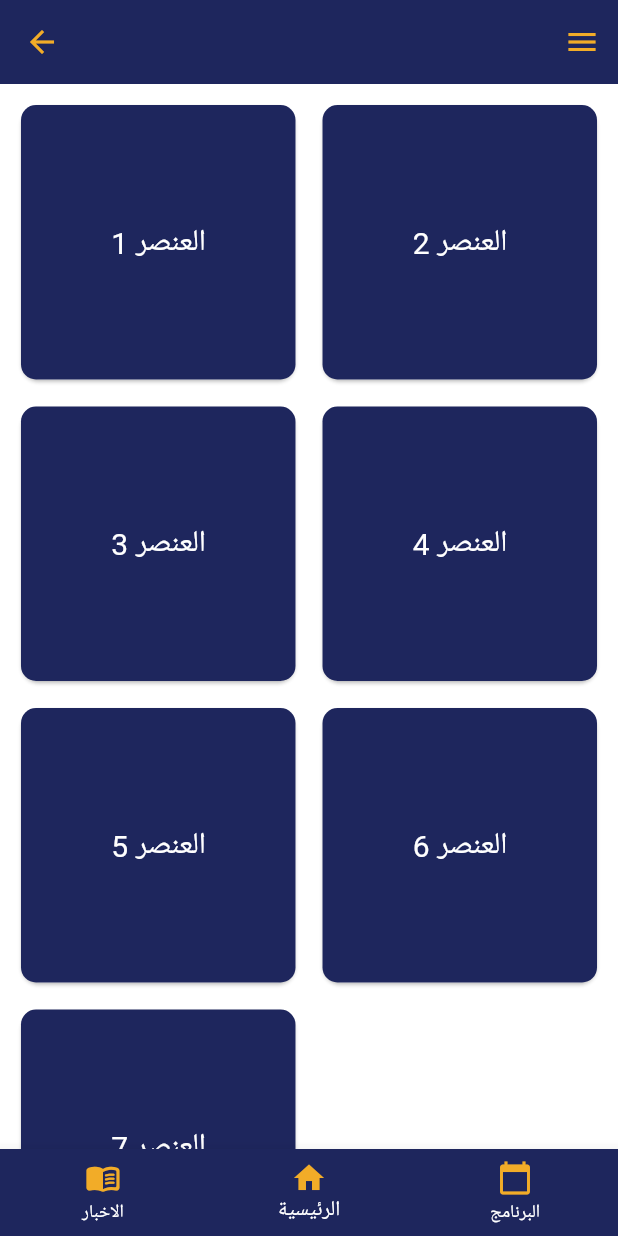
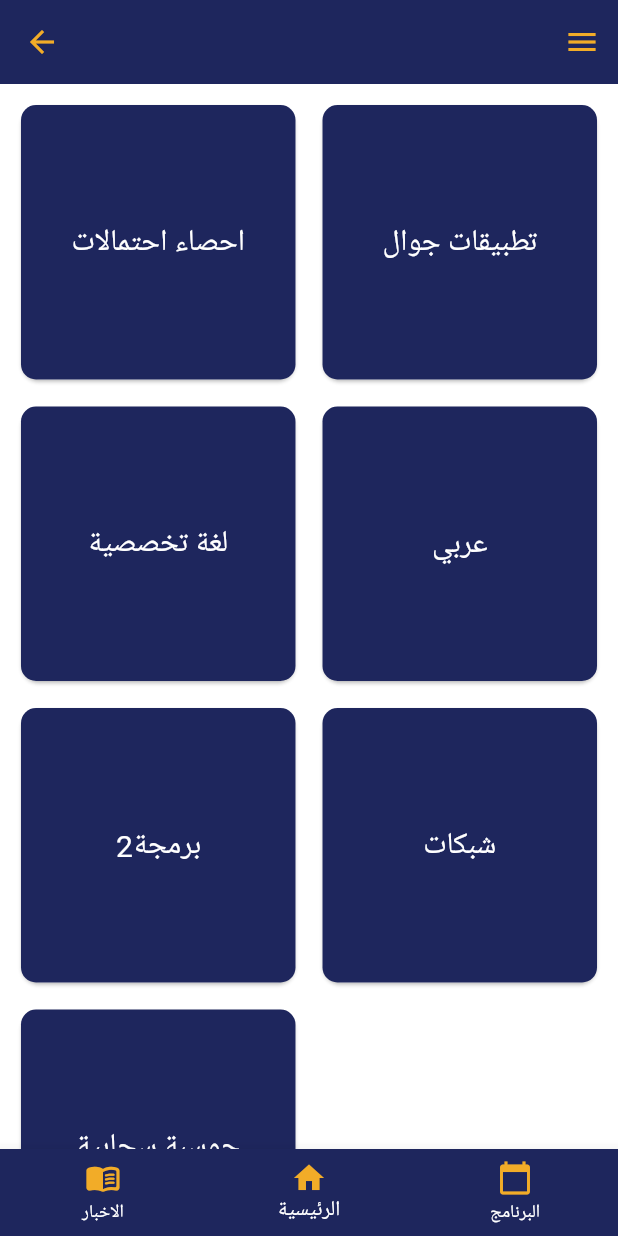
Before and after one commit to mohamadnourpro1/university-courses, a Flutter app: the ViewLevelScreen screen opened by its route, on a phone screen of 412 x 824 dp. Run offline on Flutter 3.47's test engine with Material 3 defaults, Android fonts, the phone set to English and light mode, and no system bars; our stand-ins replace cloud_firestore, file_picker, firebase_core, firebase_storage; accounts and stored records are empty; Roboto replaces fonts that are missing (Lemonaries).

Commit message:
edit all

```diff
--- a/lib/main.dart
+++ b/lib/main.dart
@@ -1,13 +1,13 @@
 import 'package:firebase_core/firebase_core.dart';
 import 'package:flutter/material.dart';
 import 'package:provider/provider.dart';
-import 'package:university_courses/firebase_options.dart';
 import 'package:university_courses/providers.dart';
 import 'package:university_courses/routes.dart';
 
 Future<void> main() async {
    WidgetsFlutterBinding.ensureInitialized();
-  await Firebase.initializeApp(options: DefaultFirebaseOptions.currentPlatform);
+ // await Firebase.initializeApp(options: DefaultFirebaseOptions.currentPlatform);
+   await Firebase.initializeApp(options:FirebaseOptions(apiKey: "AIzaSyBnNR2chauf82Xg5KQosnBzt2OWIZ7Z-rk", appId: "1:695145906122:android:89fe140b186b8ba2d05933", messagingSenderId: "695145906122", projectId: "iusr-courses" ,storageBucket:"iusr-courses.appspot.com" ));
   runApp(MyApp());
 }
 
--- a/lib/routes.dart
+++ b/lib/routes.dart
@@ -10,6 +10,7 @@ import 'package:university_courses/src/screens/signup_screen/signup_screen.dart'
 import 'package:university_courses/src/screens/splash-screen/splash-screen.dart';
 import 'package:university_courses/src/screens/view_course_screen/view_course_screen.dart';
 import 'package:university_courses/src/screens/view_level_screen/View_level_screen.dart';
+import 'package:university_courses/src/screens/view_pdf_screen/view_pdf_screen.dart';
 
 Map<String, WidgetBuilder> routes = {
   "/": (context) => SplashScreen(),
@@ -23,4 +24,5 @@ Map<String, WidgetBuilder> routes = {
   "Login/Level/ViewLevel/": (context) => ViewLevelScreen(),
   "Login/Level/SelectSeason/": (context) => SelectSeasonScreen(),
   "Login/Level/ViewCourseS/": (context) => ViewCourseScreen(),
+  "Login/Level/ViewLevel/ViewPdf/": (context) => ViewPdfScreen(),
 };
--- /dev/null
+++ b/lib/src/models/names_cours/names_cours.dart
@@ -0,0 +1,21 @@
+class Materials {
+ static List<String> Level3Season1 = [
+    'احصاء احتمالات',
+    'تطبيقات جوال',
+    'لغة تخصصية',
+    'عربي',
+    'برمجة2',
+    'شبكات',
+    'حوسبة سحابية'
+  ];
+ static List<String> Level3Season2 = [
+    'احصاء احتمالات',
+    'تطبيقات جوال',
+    'لغة تخصصية',
+    'عربي',
+    'برمجة2',
+    'شبكات',
+    'حوسبة سحابية'
+  ];
+
+}
--- a/lib/src/screens/level-screen/widget/Sscroll_view_widget.dart
+++ b/lib/src/screens/level-screen/widget/Sscroll_view_widget.dart
@@ -13,7 +13,6 @@ class ScrollViewWidgetCard extends StatelessWidget {
           children: [
             CardLevelWidget(
               levelText: "المستوى الأول",
-              //level: 1, state management
             ),
             CardLevelWidget(
               levelText: "المستوى الثاني",
--- a/lib/src/screens/view_level_screen/widgets/GridViewWidget.dart
+++ b/lib/src/screens/view_level_screen/widgets/GridViewWidget.dart
@@ -1,20 +1,20 @@
 import 'package:flutter/material.dart';
+import 'package:university_courses/src/models/names_cours/names_cours.dart';
 
 class MyGridView extends StatelessWidget {
   @override
   Widget build(BuildContext context) {
+
     final theme = Theme.of(context);
     return GridView.count(
       crossAxisCount: 2,
       crossAxisSpacing: 10,
       mainAxisSpacing: 10,
       padding: EdgeInsets.all(10),
-      children: List.generate(7, (index) {
-        int displayIndex = index + 1;
-        return InkWell(
+
+      children: Materials.Level3Season1.map(
+        (material) => InkWell(
           onTap: () {
-            // Navigator.of(context).push(
-            //     MaterialPageRoute(builder: (context) => SelectSeasonScreen()));
             Navigator.of(context).pushNamed('Login/Level/ViewCourseS/');
           },
           child: Card(
@@ -26,14 +26,14 @@ class MyGridView extends StatelessWidget {
               padding: EdgeInsets.all(10),
               child: Center(
                 child: Text(
-                  ' العنصر $displayIndex ',
+                  material,
                   style: theme.textTheme.bodyLarge,
                 ),
               ),
             ),
           ),
-        );
-      }),
+        ),
+      ).toList(),
     );
   }
 }
--- a/pubspec.yaml
+++ b/pubspec.yaml
@@ -36,10 +36,14 @@ dependencies:
   # Use with the CupertinoIcons class for iOS style icons.
   cupertino_icons: ^1.0.6
   provider: ^6.1.2
+
   firebase_core: ^3.1.1
   bot_toast: ^4.1.3
   file_picker: ^8.0.5
   firebase_storage: ^12.1.0
+  cloud_firestore: ^5.0.2
+  flutter_pdfview: ^1.3.2
+  flutter_cached_pdfview: ^0.4.2
 
 
 dev_dependencies:
```
Also changed, not shown: lib/src/models/send_data_base/upload_lecture.dart (added, +76 -0 lines), lib/src/screens/drop_file_screen/widget/body_drop_widget.dart (+11 -22 lines), lib/src/screens/level-screen/widget/card_level.dart.dart (+5 -7 lines), lib/src/screens/login-screen/login-screen.dart (+3 -17 lines), lib/src/screens/select -season-screen/widget/card_select_season_widget.dart (+1 -7 lines), lib/src/screens/view_course_screen/widget/lsitview_body_widget.dart (+44 -11 lines), lib/src/screens/view_pdf_screen/view_pdf_screen.dart (added, +18 -0 lines), lib/firebase_options.dart, lib/src/constants/analytics.dart (deleted), lib/src/constants/api-names.dart (deleted), lib/src/constants/constants.dart (deleted), lib/src/constants/endpoints.dart (deleted), lib/src/constants/preferences.dart (deleted), lib/src/screens/drop_file_screen/drop_file_screen.dart (line endings or trailing spaces), 1 more files, 29 other files.
